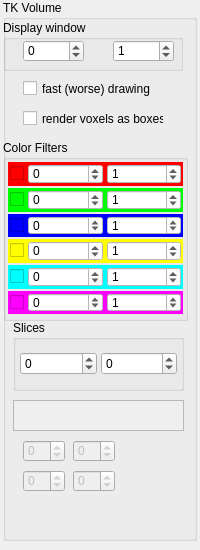
Above: dpVision/ui/UiPropVolumetric.ui from pojdulos/pyDpVision before the change. Below: the same form after it.
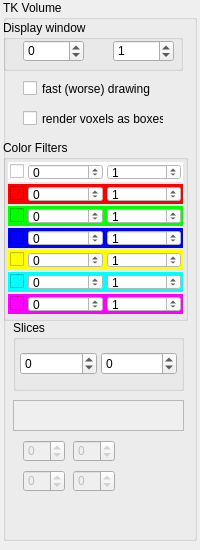
That is the form after the change.

Diff of the .ui file:
```diff
--- a/dpVision/ui/UiPropVolumetric.ui
+++ b/dpVision/ui/UiPropVolumetric.ui
@@ -246,6 +246,93 @@
      <property name="bottomMargin">
       <number>4</number>
      </property>
+     <item>
+      <widget class="QWidget" name="widget_8" native="true">
+       <property name="styleSheet">
+        <string notr="true">background-color: #fff</string>
+       </property>
+       <layout class="QHBoxLayout" name="horizontalLayout_8">
+        <property name="spacing">
+         <number>4</number>
+        </property>
+        <property name="leftMargin">
+         <number>2</number>
+        </property>
+        <property name="topMargin">
+         <number>2</number>
+        </property>
+        <property name="rightMargin">
+         <number>2</number>
+        </property>
+        <property name="bottomMargin">
+         <number>2</number>
+        </property>
+        <item>
+         <widget class="QCheckBox" name="f0CheckBox">
+          <property name="sizePolicy">
+           <sizepolicy hsizetype="Fixed" vsizetype="Fixed">
+            <horstretch>0</horstretch>
+            <verstretch>0</verstretch>
+           </sizepolicy>
+          </property>
+          <property name="layoutDirection">
+           <enum>Qt::LeftToRight</enum>
+          </property>
+          <property name="autoFillBackground">
+           <bool>false</bool>
+          </property>
+          <property name="styleSheet">
+           <string notr="true"/>
+          </property>
+          <property name="text">
+           <string/>
+          </property>
+         </widget>
+        </item>
+        <item>
+         <widget class="QDoubleSpinBox" name="f0SpinMin">
+          <property name="styleSheet">
+           <string notr="true">background-color: #fff;</string>
+          </property>
+          <property name="decimals">
+           <number>0</number>
+          </property>
+          <property name="minimum">
+           <double>-100000.000000000000000</double>
+          </property>
+          <property name="maximum">
+           <double>100000.000000000000000</double>
+          </property>
+          <property name="singleStep">
+           <double>1.000000000000000</double>
+          </property>
+         </widget>
+        </item>
+        <item>
+         <widget class="QDoubleSpinBox" name="f0SpinMax">
+          <property name="styleSheet">
+           <string notr="true">background-color: #fff;</string>
+          </property>
+          <property name="decimals">
+           <number>0</number>
+          </property>
+          <property name="minimum">
+           <double>-100000.000000000000000</double>
+          </property>
+          <property name="maximum">
+           <double>100000.000000000000000</double>
+          </property>
+          <property name="singleStep">
+           <double>1.000000000000000</double>
+          </property>
+          <property name="value">
+           <double>1.000000000000000</double>
+          </property>
+         </widget>
+        </item>
+       </layout>
+      </widget>
+     </item>
      <item>
       <widget class="QWidget" name="widget" native="true">
        <property name="styleSheet">
@@ -717,7 +804,7 @@
            <bool>false</bool>
           </property>
           <property name="styleSheet">
-           <string notr="true">background-color: #f0f;</string>
+           <string notr="true"/>
           </property>
           <property name="text">
            <string/>
```
Left out of the diff: 51 changed lines with no effect on the pictures.
